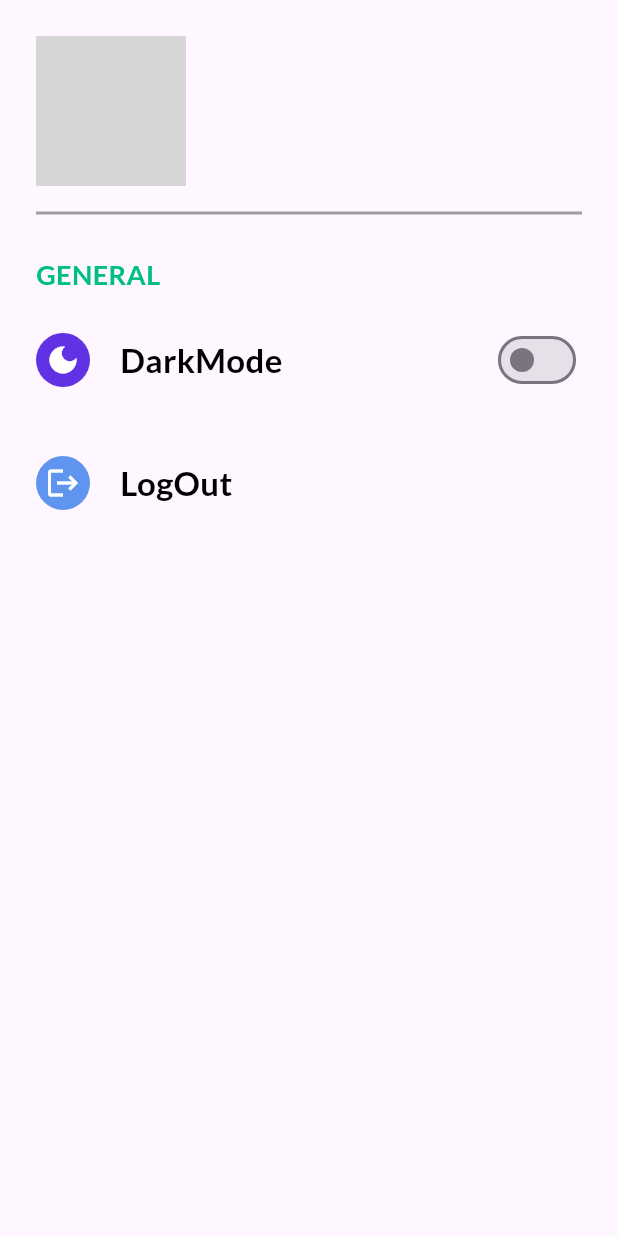
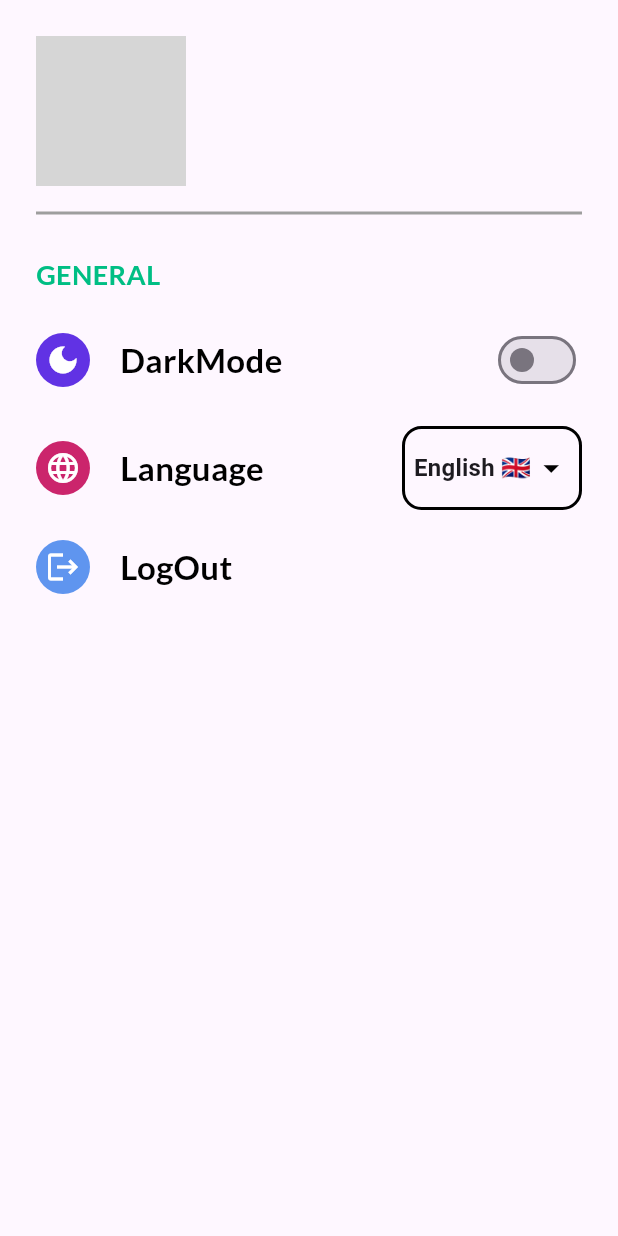
Before and after one commit to Elkelany84/Getx_Shopping_WaledAsro_Udemy, a Flutter app: the SettingsScreen screen opened directly, on a phone screen of 412 x 824 dp. Run offline on Flutter 3.47's test engine with Material 3 defaults, Android fonts, the phone set to English and light mode, and no system bars; our stand-ins replace badges, carousel_slider, firebase_auth, firebase_core, flutter_rating_bar, get and 5 more; accounts and stored records are empty; network calls fail; statements that could not run were skipped; grey boxes are pictures that could not be loaded.

Commit message:
EndVideo49

```diff
--- a/lib/utils/my_string.dart
+++ b/lib/utils/my_string.dart
@@ -4,3 +4,11 @@ String validationEmail =
 String validationName = r'^[a-z A-Z]+$';
 
 String baseUrl = 'https://fakestoreapi.com';
+
+String arabic = 'Arabic 🇪🇬';
+String english = 'English 🇬🇧';
+String france = 'French 🇫🇷';
+
+String ara = 'ar';
+String ene = 'en';
+String frf = 'fr';
--- a/lib/view/screens/settings_screen.dart
+++ b/lib/view/screens/settings_screen.dart
@@ -3,6 +3,7 @@ import 'package:get/get.dart';
 import 'package:waleed_asro_shopping_getx_api/logic/controllers/auth_controller.dart';
 import 'package:waleed_asro_shopping_getx_api/utils/theme.dart';
 import 'package:waleed_asro_shopping_getx_api/view/widgets/settings/darkmode_widget.dart';
+import 'package:waleed_asro_shopping_getx_api/view/widgets/settings/languague_widget.dart';
 import 'package:waleed_asro_shopping_getx_api/view/widgets/settings/logout_widget.dart';
 import 'package:waleed_asro_shopping_getx_api/view/widgets/settings/profile_widget.dart';
 import 'package:waleed_asro_shopping_getx_api/view/widgets/text_utils.dart';
@@ -43,7 +44,7 @@ class SettingsScreen extends StatelessWidget {
           SizedBox(
             height: 20,
           ),
-          // LanguagueWidget()
+          LanguagueWidget(),
           SizedBox(
             height: 20,
           ),
--- /dev/null
+++ b/lib/view/widgets/settings/languague_widget.dart
@@ -0,0 +1,89 @@
+import 'package:flutter/material.dart';
+import 'package:get/get.dart';
+import 'package:waleed_asro_shopping_getx_api/utils/my_string.dart';
+import 'package:waleed_asro_shopping_getx_api/utils/theme.dart';
+import 'package:waleed_asro_shopping_getx_api/view/widgets/text_utils.dart';
+
+class LanguagueWidget extends StatelessWidget {
+  const LanguagueWidget({super.key});
+
+  @override
+  Widget build(BuildContext context) {
+    return Row(
+      mainAxisAlignment: MainAxisAlignment.spaceBetween,
+      children: [
+        Material(
+          color: Colors.transparent,
+          child: Row(
+            mainAxisAlignment: MainAxisAlignment.spaceBetween,
+            children: [
+              Container(
+                padding: EdgeInsets.all(6),
+                decoration: BoxDecoration(
+                    shape: BoxShape.circle, color: languageSettings),
+                child: Icon(
+                  Icons.language,
+                  color: Colors.white,
+                ),
+              ),
+              SizedBox(
+                width: 20,
+              ),
+              TextUtils(
+                  text: "Language",
+                  fontSize: 22,
+                  fontWeight: FontWeight.bold,
+                  color: Get.isDarkMode ? Colors.white : Colors.black,
+                  underLine: TextDecoration.none),
+            ],
+          ),
+        ),
+        Container(
+          width: 120,
+          padding: EdgeInsets.symmetric(horizontal: 6, vertical: 2),
+          decoration: BoxDecoration(
+            borderRadius: BorderRadius.circular(13),
+            border: Border.all(
+                color: Get.isDarkMode ? Colors.white : Colors.black, width: 2),
+          ),
+          child: DropdownButtonHideUnderline(
+            child: DropdownButton<String>(
+              iconSize: 25,
+              icon: Icon(
+                Icons.arrow_drop_down,
+                color: Get.isDarkMode ? Colors.white : Colors.black,
+              ),
+              onChanged: (value) {
+                ene = value!;
+              },
+              items: [
+                DropdownMenuItem(
+                  value: ene,
+                  child: Text(
+                    english,
+                    style: TextStyle(fontWeight: FontWeight.bold, fontSize: 16),
+                  ),
+                ),
+                DropdownMenuItem(
+                  value: ara,
+                  child: Text(
+                    arabic,
+                    style: TextStyle(fontWeight: FontWeight.bold, fontSize: 16),
+                  ),
+                ),
+                DropdownMenuItem(
+                  value: frf,
+                  child: Text(
+                    france,
+                    style: TextStyle(fontWeight: FontWeight.bold, fontSize: 16),
+                  ),
+                ),
+              ],
+              value: ene,
+            ),
+          ),
+        )
+      ],
+    );
+  }
+}
```
